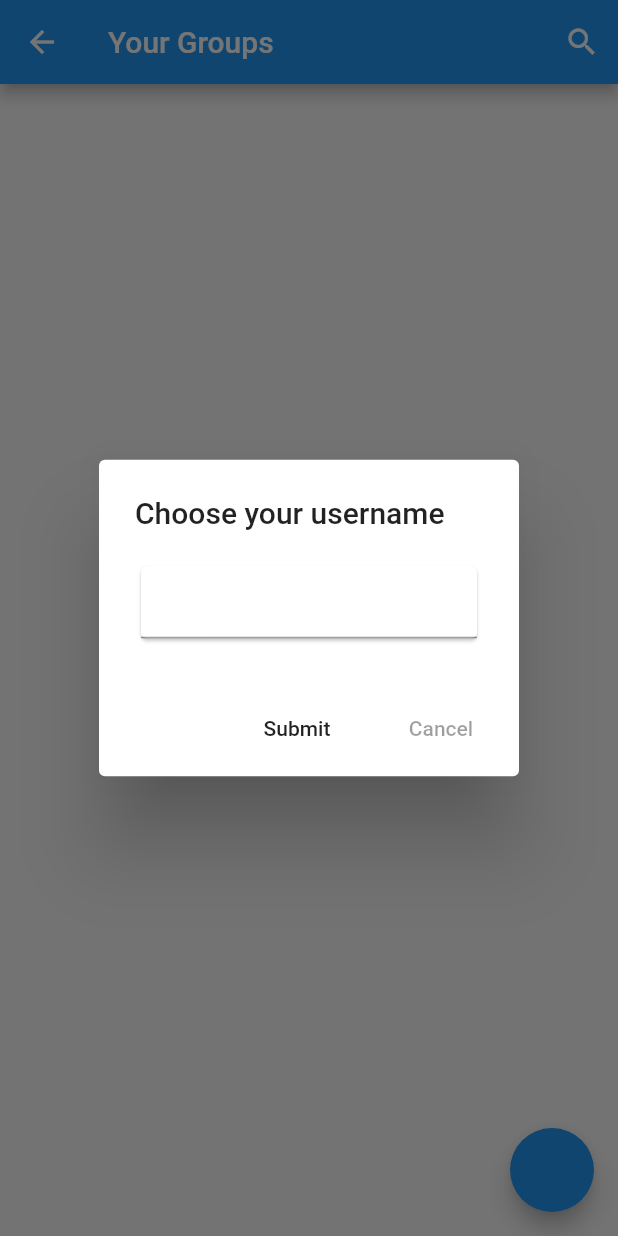
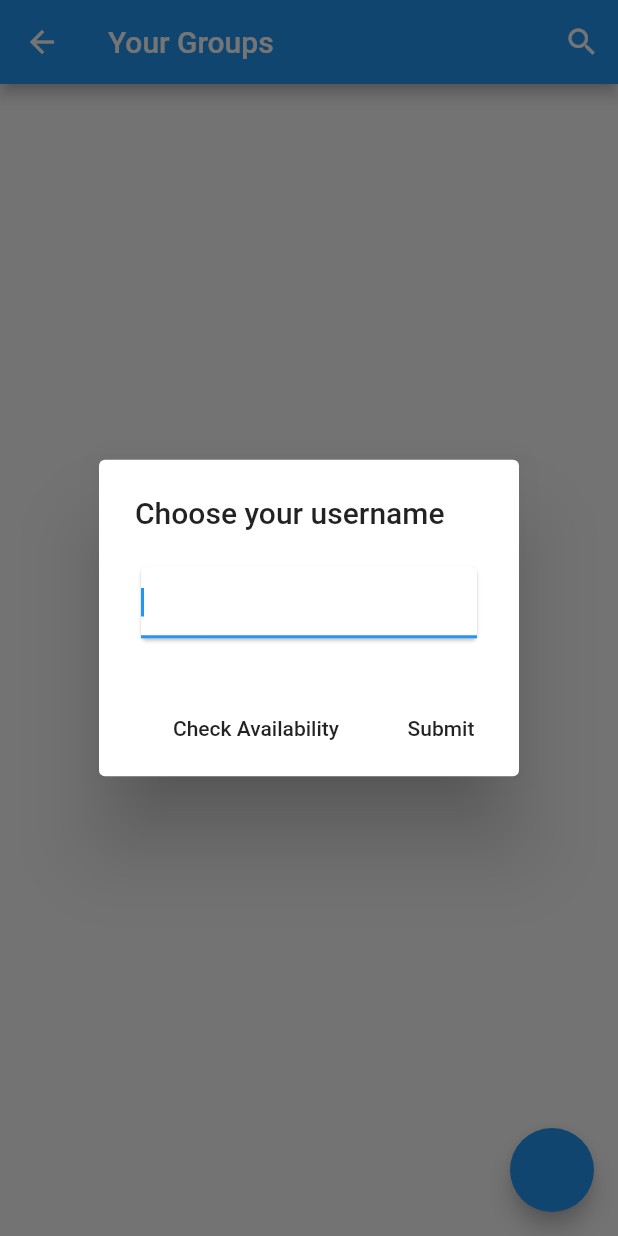
Before and after one commit to partnercloudsupport/Food-Run, a Flutter app: the GroupsListScreen screen opened directly with empty values, on a phone screen of 412 x 824 dp. Run offline on Flutter 3.47's test engine with Material 2 defaults, Android fonts, the phone set to English and light mode, and no system bars; our stand-ins replace cloud_firestore, firebase_auth, flare_flutter, fluttertoast, google_sign_in, rxdart and 1 more; accounts and stored records are empty.

Commit message:
checking username availability and adding init username working

```diff
--- a/food_run_rebloc/lib/Model/User.dart
+++ b/food_run_rebloc/lib/Model/User.dart
@@ -13,7 +13,7 @@ class User {
   List<String> adminForGroups;
   List<String> groupIds;
   List<String> volunteeredGroups;
-  String testName;
+  String get testName => name.toUpperCase();
   User(
       {this.id,
       this.name,
@@ -21,9 +21,7 @@ class User {
       this.adminForGroups,
       this.email,
       this.password,
-      this.groupIds}) {
-    this.testName = name.toUpperCase();
-  }
+      this.groupIds});
   @override
   bool operator ==(other) {
     if (other is User) {
@@ -49,6 +47,7 @@ class User {
     Map<String, dynamic> map = <String, dynamic>{
       "id": user.id,
       "name": user.name,
+      "upperName": user.name.toUpperCase(),
       "email": user.email,
       "password": user.password,
       "volunteeredGroups": user.volunteeredGroups ?? [],
--- a/food_run_rebloc/lib/Screen/GroupsListScreen.dart
+++ b/food_run_rebloc/lib/Screen/GroupsListScreen.dart
@@ -1,6 +1,7 @@
 import 'dart:async';
 
 import 'package:flutter/material.dart';
+import 'package:fluttertoast/fluttertoast.dart';
 import 'package:food_run_rebloc/Bloc/GroupsBloc.dart';
 import 'package:food_run_rebloc/Bloc/ResturantsAndOrdersBloc.dart';
 import 'package:food_run_rebloc/Bloc/SharedPreferencesBloc.dart';
@@ -42,14 +43,22 @@ class GroupsListScreenState extends State<GroupsListScreen> {
   @override
   void initState() {
     super.initState();
+    if (user.name == null || user.name == "") {
       WidgetsBinding.instance.addPostFrameCallback((_) async {
         await showDialog(
           context: context,
+          barrierDismissible: false,
           builder: (BuildContext context) => UsernameDialog(
               usersBloc: usersBloc,
-            ),
+              onAdd: (username) {
+                usersBloc.updateUsername(username, user).then((_) {
+                  Fluttertoast.showToast(msg: "Added User");
+                }).catchError(
+                    (error) => Fluttertoast.showToast(msg: error.toString()));
+              }),
         );
       });
+    }
   }
 
   @override
--- a/food_run_rebloc/lib/Widgets/UsernameDialog.dart
+++ b/food_run_rebloc/lib/Widgets/UsernameDialog.dart
@@ -1,11 +1,16 @@
+import 'dart:async';
+
 import 'package:flutter/material.dart';
 import 'package:food_run_rebloc/Bloc/UsersBloc.dart';
 import 'package:food_run_rebloc/Model/Group.dart';
 
 class UsernameDialog extends StatefulWidget {
   final UsersBloc usersBloc;
-
-  UsernameDialog({@required this.usersBloc});
+  final Future Function(String username) onAdd;
+  UsernameDialog({
+    @required this.usersBloc,
+    this.onAdd,
+  });
 
   @override
   State<StatefulWidget> createState() {
@@ -17,16 +22,11 @@ class UsernameDialogState extends State<UsernameDialog> {
   static final GlobalKey<FormState> _usernameKey = new GlobalKey<FormState>();
   TextEditingController _usernameController = new TextEditingController();
   bool _isUsernameAvailable;
+  bool _isLoading;
   String _username;
 
   UsernameDialogState() {
-    if (_username != null) {
-      widget.usersBloc.usernameIsAvailable(_username).then((isAvailable) {
-        setState(() {
-          _isUsernameAvailable = isAvailable;
-        });
-      });
-    }
+    _isLoading = false;
   }
 
   @override
@@ -35,57 +35,38 @@ class UsernameDialogState extends State<UsernameDialog> {
         title: Text("Choose your username"),
         actions: <Widget>[
           FlatButton(
-            child: Text("Submit"),
+            child: Text("Check Availability"),
             onPressed: () {
               if (_usernameKey.currentState.validate()) {
                 _usernameKey.currentState.save();
+                setState(() {
+                  _isLoading = true;
+                });
                 widget.usersBloc
                     .usernameIsAvailable(_usernameController.text.toString())
                     .then((isAvailable) {
                   setState(() {
                     _isUsernameAvailable = isAvailable;
+                    _isLoading = false;
                   });
                 });
               }
             },
           ),
           FlatButton(
-            child: Text("Cancel"),
-            onPressed: null,
+            child: Text("Submit"),
+            onPressed: () {
+              if (_usernameKey.currentState.validate()) {
+                _usernameKey.currentState.save();
+                setState(() {
+                  _isLoading = true;
+                });
+                widget.onAdd(_usernameController.text.toString());
+              }
+            },
           ),
         ],
-        content: Card(
-          child: Column(
-            mainAxisSize: MainAxisSize.min,
-            children: <Widget>[
-              Row(
-                children: <Widget>[
-                  Flexible(
-                    child: Form(
-                      key: _usernameKey,
-                      child: TextFormField(
-                        controller: _usernameController,
-                        validator: (username) {
-                          if (username == null || username == "") {
-                            return "Username can't be empty";
-                          }
-                          return null;
-                        },
-                        onSaved: (username) => setState(() {
-                              _username = username;
-                            }),
-                        onFieldSubmitted: (username) => setState(() {
-                              _username = username;
-                            }),
-                      ),
-                    ),
-                  ),
-                  _trailingWidget()
-                ],
-              )
-            ],
-          ),
-        ));
+        content: _isLoading ? LinearProgressIndicator() : _buildCard());
   }
 
   Widget _trailingWidget() {
@@ -102,4 +83,37 @@ class UsernameDialogState extends State<UsernameDialog> {
             color: Colors.red,
           );
   }
+
+  Widget _buildCard() {
+    return Card(
+      child: Column(
+        mainAxisSize: MainAxisSize.min,
+        children: <Widget>[
+          Row(
+            children: <Widget>[
+              Flexible(
+                child: Form(
+                  key: _usernameKey,
+                  child: TextFormField(
+                    autofocus: true,
+                    controller: _usernameController,
+                    validator: (username) {
+                      if (username == null || username == "") {
+                        return "Username can't be empty";
+                      }
+                      return null;
+                    },
+                    onSaved: (username) => setState(() {
+                          _username = username;
+                        }),
+                  ),
+                ),
+              ),
+              _trailingWidget()
+            ],
+          )
+        ],
+      ),
+    );
+  }
 }
```
Also changed, not shown: food_run_rebloc/lib/Bloc/UsersBloc.dart (+20 -1 lines). Lines whose indentation alone changed are shown as unchanged.
